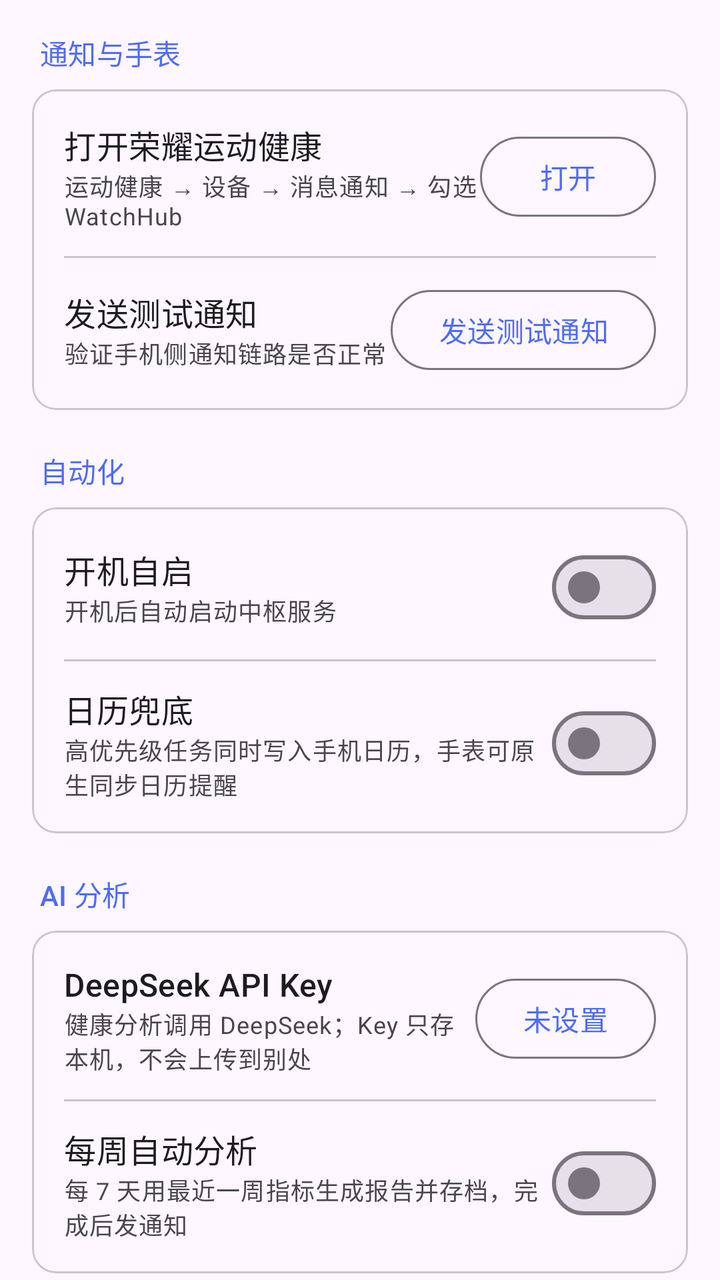
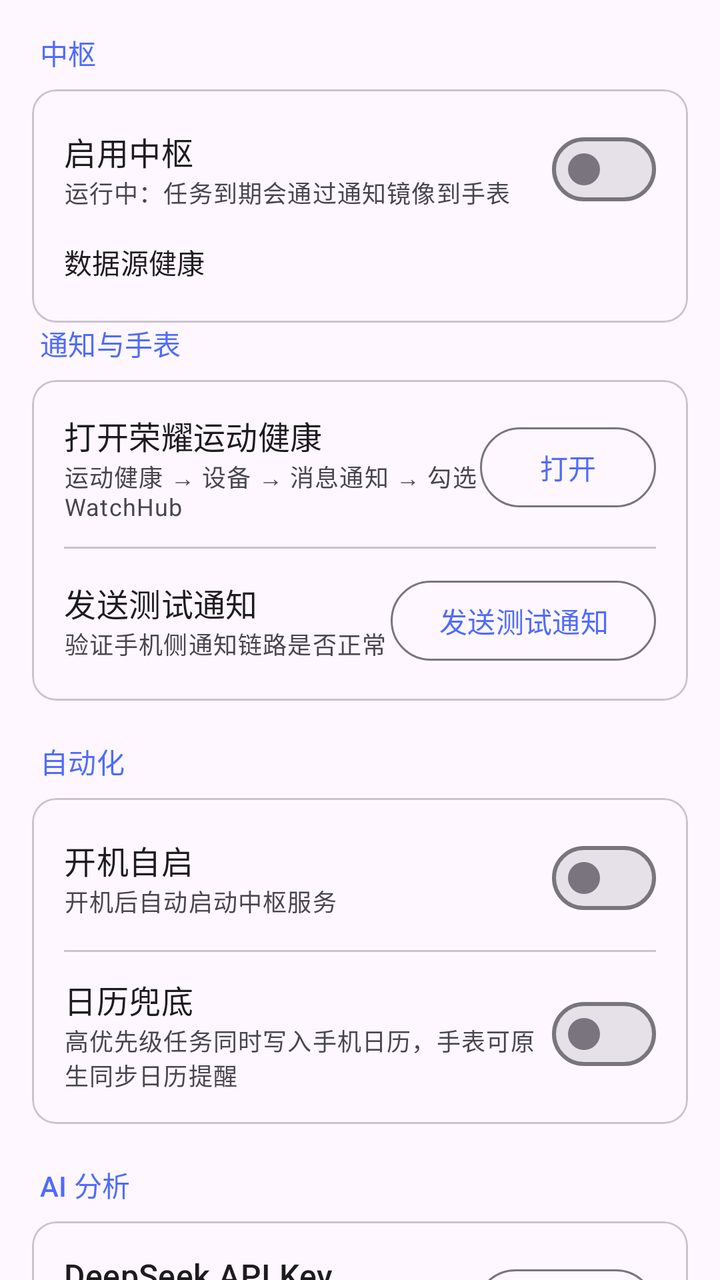

The first picture is an Android layout as it rendered before a commit; the second is the same layout after the commit. The layout source and the unified diff follow.
<!-- AndroidManifest.xml: application theme Theme.WatchHub -->
<!-- res/layout/fragment_settings.xml -->
<?xml version="1.0" encoding="utf-8"?>
<androidx.core.widget.NestedScrollView xmlns:android="http://schemas.android.com/apk/res/android"
    xmlns:app="http://schemas.android.com/apk/res-auto"
    android:layout_width="match_parent"
    android:layout_height="match_parent"
    android:fillViewport="true">

    <LinearLayout
        android:layout_width="match_parent"
        android:layout_height="wrap_content"
        android:orientation="vertical"
        android:padding="16dp">

        
        <TextView
            android:layout_width="match_parent"
            android:layout_height="wrap_content"
            android:paddingStart="4dp"
            android:paddingBottom="8dp"
            android:text="@string/settings_group_notify"
            android:textAppearance="?attr/textAppearanceTitleSmall"
            android:textColor="?attr/colorPrimary" />

        <com.google.android.material.card.MaterialCardView
            android:layout_width="match_parent"
            android:layout_height="wrap_content">

            <LinearLayout
                android:layout_width="match_parent"
                android:layout_height="wrap_content"
                android:orientation="vertical"
                android:padding="16dp">

                <LinearLayout
                    android:layout_width="match_parent"
                    android:layout_height="wrap_content"
                    android:gravity="center_vertical"
                    android:orientation="horizontal">

                    <LinearLayout
                        android:layout_width="0dp"
                        android:layout_height="wrap_content"
                        android:layout_weight="1"
                        android:orientation="vertical">

                        <TextView
                            android:layout_width="match_parent"
                            android:layout_height="wrap_content"
                            android:text="@string/settings_open_mirror"
                            android:textAppearance="?attr/textAppearanceTitleMedium" />

                        <TextView
                            android:layout_width="match_parent"
                            android:layout_height="wrap_content"
                            android:text="@string/settings_open_mirror_desc"
                            android:textAppearance="@style/TextAppearance.WatchHub.Caption" />
                    </LinearLayout>

                    <com.google.android.material.button.MaterialButton
                        android:id="@+id/btn_open_mirror"
                        style="@style/Widget.Material3.Button.OutlinedButton"
                        android:layout_width="wrap_content"
                        android:layout_height="wrap_content"
                        android:text="@string/settings_open_mirror_action" />
                </LinearLayout>

                <View
                    android:layout_width="match_parent"
                    android:layout_height="1dp"
                    android:layout_marginTop="12dp"
                    android:layout_marginBottom="12dp"
                    android:background="?attr/colorOutlineVariant" />

                <LinearLayout
                    android:layout_width="match_parent"
                    android:layout_height="wrap_content"
                    android:gravity="center_vertical"
                    android:orientation="horizontal">

                    <LinearLayout
                        android:layout_width="0dp"
                        android:layout_height="wrap_content"
                        android:layout_weight="1"
                        android:orientation="vertical">

                        <TextView
                            android:layout_width="match_parent"
                            android:layout_height="wrap_content"
                            android:text="@string/settings_test"
                            android:textAppearance="?attr/textAppearanceTitleMedium" />

                        <TextView
                            android:layout_width="match_parent"
                            android:layout_height="wrap_content"
                            android:text="@string/settings_test_desc"
                            android:textAppearance="@style/TextAppearance.WatchHub.Caption" />
                    </LinearLayout>

                    <com.google.android.material.button.MaterialButton
                        android:id="@+id/btn_test"
                        style="@style/Widget.Material3.Button.OutlinedButton"
                        android:layout_width="wrap_content"
                        android:layout_height="wrap_content"
                        android:text="@string/settings_test" />
                </LinearLayout>
            </LinearLayout>
        </com.google.android.material.card.MaterialCardView>

        
        <TextView
            android:layout_width="match_parent"
            android:layout_height="wrap_content"
            android:paddingStart="4dp"
            android:paddingTop="20dp"
            android:paddingBottom="8dp"
            android:text="@string/settings_group_automation"
            android:textAppearance="?attr/textAppearanceTitleSmall"
            android:textColor="?attr/colorPrimary" />

        <com.google.android.material.card.MaterialCardView
            android:layout_width="match_parent"
            android:layout_height="wrap_content">

            <LinearLayout
                android:layout_width="match_parent"
                android:layout_height="wrap_content"
                android:orientation="vertical"
                android:padding="16dp">

                <LinearLayout
                    android:layout_width="match_parent"
                    android:layout_height="wrap_content"
                    android:gravity="center_vertical"
                    android:orientation="horizontal">

                    <LinearLayout
                        android:layout_width="0dp"
                        android:layout_height="wrap_content"
                        android:layout_weight="1"
                        android:orientation="vertical">

                        <TextView
                            android:layout_width="match_parent"
                            android:layout_height="wrap_content"
                            android:text="@string/settings_start_on_boot"
                            android:textAppearance="?attr/textAppearanceTitleMedium" />

                        <TextView
                            android:layout_width="match_parent"
                            android:layout_height="wrap_content"
                            android:text="@string/settings_start_on_boot_desc"
                            android:textAppearance="@style/TextAppearance.WatchHub.Caption" />
                    </LinearLayout>

                    <com.google.android.material.materialswitch.MaterialSwitch
                        android:id="@+id/switch_boot"
                        android:layout_width="wrap_content"
                        android:layout_height="wrap_content" />
                </LinearLayout>

                <View
                    android:layout_width="match_parent"
                    android:layout_height="1dp"
                    android:layout_marginTop="12dp"
                    android:layout_marginBottom="12dp"
                    android:background="?attr/colorOutlineVariant" />

                <LinearLayout
                    android:layout_width="match_parent"
                    android:layout_height="wrap_content"
                    android:gravity="center_vertical"
                    android:orientation="horizontal">

                    <LinearLayout
                        android:layout_width="0dp"
                        android:layout_height="wrap_content"
                        android:layout_weight="1"
                        android:orientation="vertical">

                        <TextView
                            android:layout_width="match_parent"
                            android:layout_height="wrap_content"
                            android:text="@string/settings_calendar"
                            android:textAppearance="?attr/textAppearanceTitleMedium" />

                        <TextView
                            android:layout_width="match_parent"
                            android:layout_height="wrap_content"
                            android:text="@string/settings_calendar_desc"
                            android:textAppearance="@style/TextAppearance.WatchHub.Caption" />
                    </LinearLayout>

                    <com.google.android.material.materialswitch.MaterialSwitch
                        android:id="@+id/switch_calendar"
                        android:layout_width="wrap_content"
                        android:layout_height="wrap_content" />
                </LinearLayout>
            </LinearLayout>
        </com.google.android.material.card.MaterialCardView>

        
        <TextView
            android:layout_width="match_parent"
            android:layout_height="wrap_content"
            android:paddingStart="4dp"
            android:paddingTop="20dp"
            android:paddingBottom="8dp"
            android:text="@string/settings_group_ai"
            android:textAppearance="?attr/textAppearanceTitleSmall"
            android:textColor="?attr/colorPrimary" />

        <com.google.android.material.card.MaterialCardView
            android:layout_width="match_parent"
            android:layout_height="wrap_content">

            <LinearLayout
                android:layout_width="match_parent"
                android:layout_height="wrap_content"
                android:orientation="vertical"
                android:padding="16dp">

                <LinearLayout
                    android:layout_width="match_parent"
                    android:layout_height="wrap_content"
                    android:gravity="center_vertical"
                    android:orientation="horizontal">

                    <LinearLayout
                        android:layout_width="0dp"
                        android:layout_height="wrap_content"
                        android:layout_weight="1"
                        android:orientation="vertical">

                        <TextView
                            android:layout_width="match_parent"
                            android:layout_height="wrap_content"
                            android:text="@string/settings_ai_key"
                            android:textAppearance="?attr/textAppearanceTitleMedium" />

                        <TextView
                            android:layout_width="match_parent"
                            android:layout_height="wrap_content"
                            android:text="@string/settings_ai_key_desc"
                            android:textAppearance="@style/TextAppearance.WatchHub.Caption" />
                    </LinearLayout>

                    <com.google.android.material.button.MaterialButton
                        android:id="@+id/btn_ai_key"
                        style="@style/Widget.Material3.Button.OutlinedButton"
                        android:layout_width="wrap_content"
                        android:layout_height="wrap_content"
                        android:text="@string/settings_ai_key_empty" />
                </LinearLayout>

                <View
                    android:layout_width="match_parent"
                    android:layout_height="1dp"
                    android:layout_marginTop="12dp"
                    android:layout_marginBottom="12dp"
                    android:background="?attr/colorOutlineVariant" />

                <LinearLayout
                    android:layout_width="match_parent"
                    android:layout_height="wrap_content"
                    android:gravity="center_vertical"
                    android:orientation="horizontal">

                    <LinearLayout
                        android:layout_width="0dp"
                        android:layout_height="wrap_content"
                        android:layout_weight="1"
                        android:orientation="vertical">

                        <TextView
                            android:layout_width="match_parent"
                            android:layout_height="wrap_content"
                            android:text="@string/settings_ai_auto"
                            android:textAppearance="?attr/textAppearanceTitleMedium" />

                        <TextView
                            android:layout_width="match_parent"
                            android:layout_height="wrap_content"
                            android:text="@string/settings_ai_auto_desc"
                            android:textAppearance="@style/TextAppearance.WatchHub.Caption" />
                    </LinearLayout>

                    <com.google.android.material.materialswitch.MaterialSwitch
                        android:id="@+id/switch_ai_auto"
                        android:layout_width="wrap_content"
                        android:layout_height="wrap_content" />
                </LinearLayout>
            </LinearLayout>
        </com.google.android.material.card.MaterialCardView>

        
        <TextView
            android:layout_width="match_parent"
            android:layout_height="wrap_content"
            android:paddingStart="4dp"
            android:paddingTop="20dp"
            android:paddingBottom="8dp"
            android:text="@string/settings_group_diagnostics"
            android:textAppearance="?attr/textAppearanceTitleSmall"
            android:textColor="?attr/colorPrimary" />

        <com.google.android.material.card.MaterialCardView
            android:layout_width="match_parent"
            android:layout_height="wrap_content">

            <LinearLayout
                android:layout_width="match_parent"
                android:layout_height="wrap_content"
                android:orientation="vertical"
                android:padding="16dp">

                <LinearLayout
                    android:layout_width="match_parent"
                    android:layout_height="wrap_content"
                    android:gravity="center_vertical"
                    android:orientation="horizontal">

                    <LinearLayout
                        android:layout_width="0dp"
                        android:layout_height="wrap_content"
                        android:layout_weight="1"
                        android:orientation="vertical">

                        <TextView
                            android:layout_width="match_parent"
                            android:layout_height="wrap_content"
                            android:text="@string/settings_health"
                            android:textAppearance="?attr/textAppearanceTitleMedium" />

                        <TextView
                            android:layout_width="match_parent"
                            android:layout_height="wrap_content"
                            android:text="@string/settings_health_desc"
                            android:textAppearance="@style/TextAppearance.WatchHub.Caption" />
                    </LinearLayout>

                    <com.google.android.material.button.MaterialButton
                        android:id="@+id/btn_health"
                        style="@style/Widget.Material3.Button.OutlinedButton"
                        android:layout_width="wrap_content"
                        android:layout_height="wrap_content"
                        android:text="@string/settings_health" />
                </LinearLayout>

                <View
                    android:layout_width="match_parent"
                    android:layout_height="1dp"
                    android:layout_marginTop="12dp"
                    android:layout_marginBottom="12dp"
                    android:background="?attr/colorOutlineVariant" />

                <LinearLayout
                    android:layout_width="match_parent"
                    android:layout_height="wrap_content"
                    android:gravity="center_vertical"
                    android:orientation="horizontal">

                    <LinearLayout
                        android:layout_width="0dp"
                        android:layout_height="wrap_content"
                        android:layout_weight="1"
                        android:orientation="vertical">

                        <TextView
                            android:layout_width="match_parent"
                            android:layout_height="wrap_content"
                            android:text="@string/settings_logs"
                            android:textAppearance="?attr/textAppearanceTitleMedium" />

                        <TextView
                            android:layout_width="match_parent"
                            android:layout_height="wrap_content"
                            android:text="@string/settings_logs_desc"
                            android:textAppearance="@style/TextAppearance.WatchHub.Caption" />
                    </LinearLayout>

                    <com.google.android.material.button.MaterialButton
                        android:id="@+id/btn_logs"
                        style="@style/Widget.Material3.Button.OutlinedButton"
                        android:layout_width="wrap_content"
                        android:layout_height="wrap_content"
                        android:text="@string/settings_logs" />
                </LinearLayout>
            </LinearLayout>
        </com.google.android.material.card.MaterialCardView>

        
        <TextView
            android:layout_width="match_parent"
            android:layout_height="wrap_content"
            android:paddingStart="4dp"
            android:paddingTop="20dp"
            android:paddingBottom="8dp"
            android:text="@string/settings_group_about"
            android:textAppearance="?attr/textAppearanceTitleSmall"
            android:textColor="?attr/colorPrimary" />

        <com.google.android.material.card.MaterialCardView
            android:layout_width="match_parent"
            android:layout_height="wrap_content">

            <LinearLayout
                android:layout_width="match_parent"
                android:layout_height="wrap_content"
                android:gravity="center_vertical"
                android:orientation="horizontal"
                android:padding="16dp">

                <LinearLayout
                    android:layout_width="0dp"
                    android:layout_height="wrap_content"
                    android:layout_weight="1"
                    android:orientation="vertical">

                    <TextView
                        android:id="@+id/version"
                        android:layout_width="match_parent"
                        android:layout_height="wrap_content"
                        android:textAppearance="?attr/textAppearanceTitleMedium" />

                    <TextView
                        android:layout_width="match_parent"
                        android:layout_height="wrap_content"
                        android:text="@string/settings_version"
                        android:textAppearance="@style/TextAppearance.WatchHub.Caption" />
                </LinearLayout>

                <com.google.android.material.button.MaterialButton
                    android:id="@+id/btn_update"
                    style="@style/Widget.Material3.Button.OutlinedButton"
                    android:layout_width="wrap_content"
                    android:layout_height="wrap_content"
                    android:text="@string/settings_update" />
            </LinearLayout>
        </com.google.android.material.card.MaterialCardView>

        <View
            android:layout_width="match_parent"
            android:layout_height="24dp" />
    </LinearLayout>
</androidx.core.widget.NestedScrollView>
<!-- resources referenced by this layout -->
<resources>
  <string name="settings_ai_auto">每周自动分析</string>
  <string name="settings_ai_auto_desc">每 7 天用最近一周指标生成报告并存档，完成后发通知</string>
  <string name="settings_ai_key">DeepSeek API Key</string>
  <string name="settings_ai_key_desc">健康分析调用 DeepSeek；Key 只存本机，不会上传到别处</string>
  <string name="settings_ai_key_empty">未设置</string>
  <string name="settings_calendar">日历兜底</string>
  <string name="settings_calendar_desc">高优先级任务同时写入手机日历，手表可原生同步日历提醒</string>
  <string name="settings_group_about">关于</string>
  <string name="settings_group_ai">AI 分析</string>
  <string name="settings_group_automation">自动化</string>
  <string name="settings_group_diagnostics">诊断</string>
  <string name="settings_group_notify">通知与手表</string>
  <string name="settings_health">链路体检</string>
  <string name="settings_health_desc">检查权限、渠道、闹钟、服务、数据源</string>
  <string name="settings_logs">运行日志</string>
  <string name="settings_logs_desc">查看最近的运行日志</string>
  <string name="settings_open_mirror">打开荣耀运动健康</string>
  <string name="settings_open_mirror_action">打开</string>
  <string name="settings_open_mirror_desc">运动健康 → 设备 → 消息通知 → 勾选 WatchHub</string>
  <string name="settings_start_on_boot">开机自启</string>
  <string name="settings_start_on_boot_desc">开机后自动启动中枢服务</string>
  <string name="settings_test">发送测试通知</string>
  <string name="settings_test_desc">验证手机侧通知链路是否正常</string>
  <string name="settings_update">检查更新</string>
  <string name="settings_version">版本</string>
  <style name="TextAppearance.WatchHub.Caption" parent="TextAppearance.Material3.BodySmall">
          <item name="android:textColor">?attr/colorOnSurfaceVariant</item>
      </style>
  <style name="Theme.WatchHub" parent="Theme.Material3.DayNight.NoActionBar">
          <item name="colorPrimary">#4F6BFF</item>
          <item name="colorSecondary">#6C5CE7</item>
      </style>
</resources>

<!-- the commit's change to res/layout/fragment_settings.xml (unified diff, before → after) -->
@@ -10,6 +10,74 @@
         android:layout_height="wrap_content"
         android:orientation="vertical"
         android:padding="16dp">
+
+        
+        <TextView
+            android:layout_width="match_parent"
+            android:layout_height="wrap_content"
+            android:paddingStart="4dp"
+            android:paddingBottom="8dp"
+            android:text="@string/settings_group_hub"
+            android:textAppearance="?attr/textAppearanceTitleSmall"
+            android:textColor="?attr/colorPrimary" />
+
+        <com.google.android.material.card.MaterialCardView
+            android:layout_width="match_parent"
+            android:layout_height="wrap_content">
+
+            <LinearLayout
+                android:layout_width="match_parent"
+                android:layout_height="wrap_content"
+                android:orientation="vertical"
+                android:padding="16dp">
+
+                <LinearLayout
+                    android:layout_width="match_parent"
+                    android:layout_height="wrap_content"
+                    android:gravity="center_vertical"
+                    android:orientation="horizontal">
+
+                    <LinearLayout
+                        android:layout_width="0dp"
+                        android:layout_height="wrap_content"
+                        android:layout_weight="1"
+                        android:orientation="vertical">
+
+                        <TextView
+                            android:layout_width="match_parent"
+                            android:layout_height="wrap_content"
+                            android:text="@string/settings_hub_switch"
+                            android:textAppearance="?attr/textAppearanceTitleMedium" />
+
+                        <TextView
+                            android:id="@+id/hub_desc"
+                            android:layout_width="match_parent"
+                            android:layout_height="wrap_content"
+                            android:text="@string/settings_hub_desc"
+                            android:textAppearance="@style/TextAppearance.WatchHub.Caption" />
+                    </LinearLayout>
+
+                    <com.google.android.material.materialswitch.MaterialSwitch
+                        android:id="@+id/switch_hub"
+                        android:layout_width="wrap_content"
+                        android:layout_height="wrap_content" />
+                </LinearLayout>
+
+                <TextView
+                    android:layout_width="match_parent"
+                    android:layout_height="wrap_content"
+                    android:layout_marginTop="12dp"
+                    android:text="@string/home_sources_title"
+                    android:textAppearance="?attr/textAppearanceTitleSmall" />
+
+                <LinearLayout
+                    android:id="@+id/sources_container"
+                    android:layout_width="match_parent"
+                    android:layout_height="wrap_content"
+                    android:layout_marginTop="4dp"
+                    android:orientation="vertical" />
+            </LinearLayout>
+        </com.google.android.material.card.MaterialCardView>
 
         
         <TextView
@@ -299,6 +367,102 @@
             android:paddingStart="4dp"
             android:paddingTop="20dp"
             android:paddingBottom="8dp"
+            android:text="@string/settings_group_backup"
+            android:textAppearance="?attr/textAppearanceTitleSmall"
+            android:textColor="?attr/colorPrimary" />
+
+        <com.google.android.material.card.MaterialCardView
+            android:layout_width="match_parent"
+            android:layout_height="wrap_content">
+
+            <LinearLayout
+                android:layout_width="match_parent"
+                android:layout_height="wrap_content"
+                android:orientation="vertical"
+                android:padding="16dp">
+
+                <LinearLayout
+                    android:layout_width="match_parent"
+                    android:layout_height="wrap_content"
+                    android:gravity="center_vertical"
+                    android:orientation="horizontal">
+
+                    <LinearLayout
+                        android:layout_width="0dp"
+                        android:layout_height="wrap_content"
+                        android:layout_weight="1"
+                        android:orientation="vertical">
+
+                        <TextView
+                            android:layout_width="match_parent"
+                            android:layout_height="wrap_content"
+                            android:text="@string/settings_export"
+                            android:textAppearance="?attr/textAppearanceTitleMedium" />
+
+                        <TextView
+                            android:layout_width="match_parent"
+                            android:layout_height="wrap_content"
+                            android:text="@string/settings_export_desc"
+                            android:textAppearance="@style/TextAppearance.WatchHub.Caption" />
+                    </LinearLayout>
+
+                    <com.google.android.material.button.MaterialButton
+                        android:id="@+id/btn_export"
+                        style="@style/Widget.Material3.Button.OutlinedButton"
+                        android:layout_width="wrap_content"
+                        android:layout_height="wrap_content"
+                        android:text="@string/settings_export" />
+                </LinearLayout>
+
+                <View
+                    android:layout_width="match_parent"
+                    android:layout_height="1dp"
+                    android:layout_marginTop="12dp"
+                    android:layout_marginBottom="12dp"
+                    android:background="?attr/colorOutlineVariant" />
+
+                <LinearLayout
+                    android:layout_width="match_parent"
+                    android:layout_height="wrap_content"
+                    android:gravity="center_vertical"
+                    android:orientation="horizontal">
+
+                    <LinearLayout
+                        android:layout_width="0dp"
+                        android:layout_height="wrap_content"
+                        android:layout_weight="1"
+                        android:orientation="vertical">
+
+                        <TextView
+                            android:layout_width="match_parent"
+                            android:layout_height="wrap_content"
+                            android:text="@string/settings_import"
+                            android:textAppearance="?attr/textAppearanceTitleMedium" />
+
+                        <TextView
+                            android:layout_width="match_parent"
+                            android:layout_height="wrap_content"
+                            android:text="@string/settings_import_desc"
+                            android:textAppearance="@style/TextAppearance.WatchHub.Caption" />
+                    </LinearLayout>
+
+                    <com.google.android.material.button.MaterialButton
+                        android:id="@+id/btn_import"
+                        style="@style/Widget.Material3.Button.OutlinedButton"
+                        android:layout_width="wrap_content"
+                        android:layout_height="wrap_content"
+                        android:text="@string/settings_import" />
+                </LinearLayout>
+            </LinearLayout>
+        </com.google.android.material.card.MaterialCardView>
+
+        
+        <TextView
+            android:layout_width="match_parent"
+            android:layout_height="wrap_content"
+            android:paddingStart="4dp"
+            android:paddingTop="20dp"
+            android:paddingBottom="8dp"
             android:text="@string/settings_group_diagnostics"
             android:textAppearance="?attr/textAppearanceTitleSmall"
             android:textColor="?attr/colorPrimary" />
<!-- resource entries referenced after the edit -->
@@ -1,5 +1,6 @@
 <!-- resources referenced by this layout -->
 <resources>
+  <string name="home_sources_title">数据源健康</string>
   <string name="settings_ai_auto">每周自动分析</string>
   <string name="settings_ai_auto_desc">每 7 天用最近一周指标生成报告并存档，完成后发通知</string>
   <string name="settings_ai_key">DeepSeek API Key</string>
@@ -7,13 +8,21 @@
   <string name="settings_ai_key_empty">未设置</string>
   <string name="settings_calendar">日历兜底</string>
   <string name="settings_calendar_desc">高优先级任务同时写入手机日历，手表可原生同步日历提醒</string>
+  <string name="settings_export">导出配置</string>
+  <string name="settings_export_desc">源 / 提醒 / 健康规则 / 偏好存为 JSON（不含 API Key）</string>
   <string name="settings_group_about">关于</string>
   <string name="settings_group_ai">AI 分析</string>
   <string name="settings_group_automation">自动化</string>
+  <string name="settings_group_backup">备份与恢复</string>
   <string name="settings_group_diagnostics">诊断</string>
+  <string name="settings_group_hub">中枢</string>
   <string name="settings_group_notify">通知与手表</string>
   <string name="settings_health">链路体检</string>
   <string name="settings_health_desc">检查权限、渠道、闹钟、服务、数据源</string>
+  <string name="settings_hub_desc">运行中：任务到期会通过通知镜像到手表</string>
+  <string name="settings_hub_switch">启用中枢</string>
+  <string name="settings_import">导入配置</string>
+  <string name="settings_import_desc">从备份文件合并导入（同名覆盖，不删除现有）</string>
   <string name="settings_logs">运行日志</string>
   <string name="settings_logs_desc">查看最近的运行日志</string>
   <string name="settings_open_mirror">打开荣耀运动健康</string>
